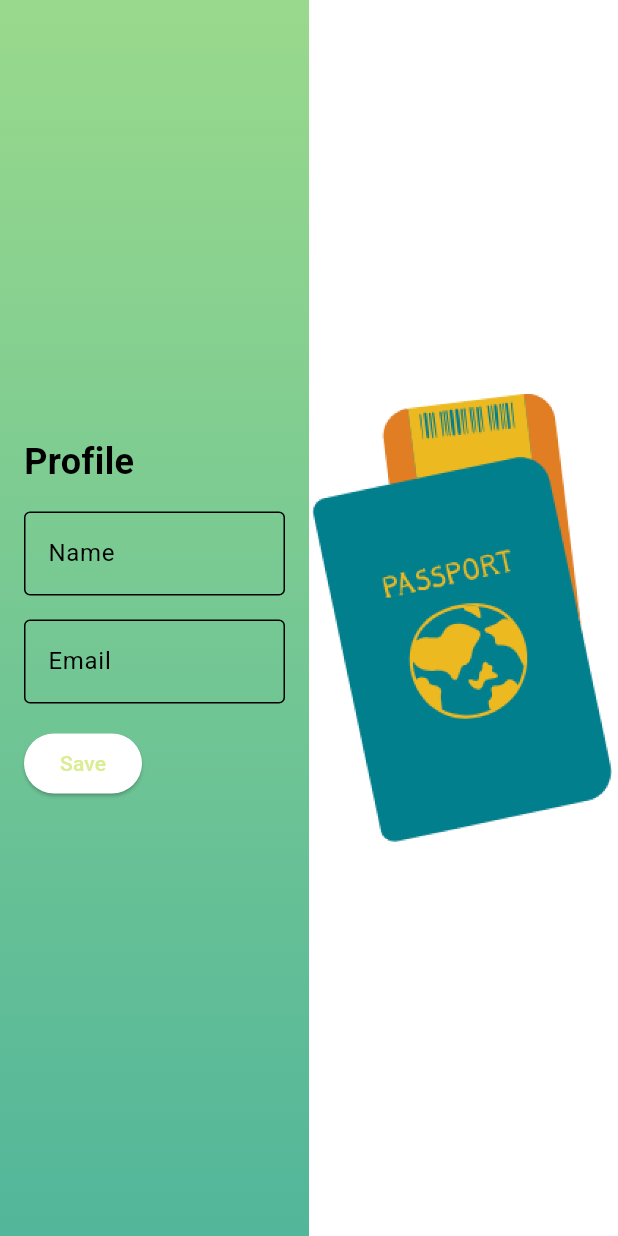
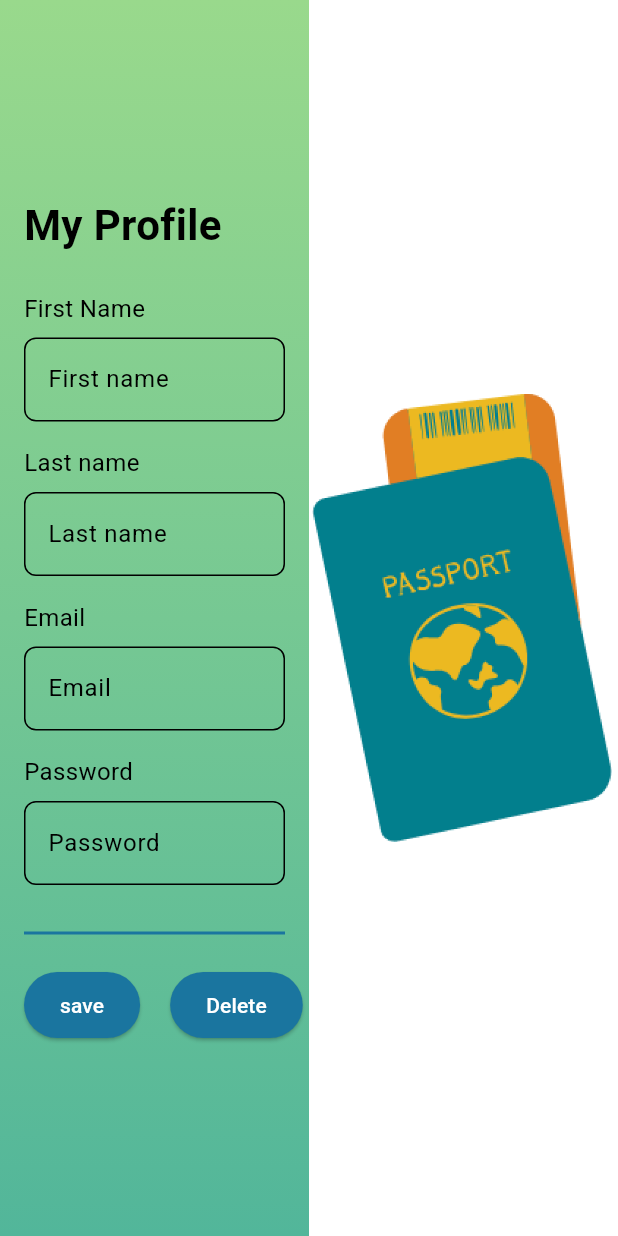
Before and after one commit to Trygvemb/Overstay, a Flutter app: the ProfilePage screen opened directly, on a phone screen of 412 x 824 dp. Run offline on Flutter 3.47's test engine with Material 3 defaults, Android fonts, the phone set to English and light mode, and no system bars.

Commit message:
profilr page update

```diff
--- a/lib/views/app/profile_page.dart
+++ b/lib/views/app/profile_page.dart
@@ -7,13 +7,19 @@ class ProfilePage extends StatefulWidget {
   State<ProfilePage> createState() => _ProfilePageState();
 }
 
+//controller til at håndtere tilstand og interaktioner i profilformularen
 class _ProfilePageState extends State<ProfilePage> {
+  final TextEditingController firstNameController = TextEditingController();
+  final TextEditingController lastNameController = TextEditingController();
+  final TextEditingController emailController = TextEditingController();
+  final TextEditingController passwordController = TextEditingController();
+
   @override
   Widget build(BuildContext context) {
     return Scaffold(
       body: Row(
         children: [
-          // venstre side
+          // venstre side gradient
           Expanded(
             flex: 1,
             child: Container(
@@ -51,32 +57,111 @@ class _ProfilePageState extends State<ProfilePage> {
         crossAxisAlignment: CrossAxisAlignment.start,
         children: [
           const Text(
-            'Profile',
-            style: TextStyle(fontSize: 24, fontWeight: FontWeight.bold),
-          ),
-          const SizedBox(height: 16),
-          TextField(
-            decoration: InputDecoration(
-              labelText: 'Name',
-              border: OutlineInputBorder(),
+            'My Profile',
+            style: TextStyle(
+              fontSize: 28,
+              fontWeight: FontWeight.bold,
+              color: Colors.black,
             ),
           ),
+          const SizedBox(height: 24),
+
+          //First name
+          Text(
+            'First Name',
+            style: TextStyle(fontSize: 16, color: Colors.black),
+          ),
+          const SizedBox(height: 8),
+          _buildTextField(firstNameController, 'First name'),
           const SizedBox(height: 16),
-          TextField(
-            decoration: InputDecoration(
-              labelText: 'Email',
-              border: OutlineInputBorder(),
-            ),
+
+          //Last name
+          const Text(
+            'Last name',
+            style: TextStyle(fontSize: 16, color: Colors.black),
           ),
+          const SizedBox(height: 8),
+          _buildTextField(lastNameController, 'Last name'),
           const SizedBox(height: 16),
-          ElevatedButton(
-            onPressed: () {
-              // Handle save action
-            },
-            child: const Text('Save'),
+
+          // Email
+          const Text(
+            'Email',
+            style: TextStyle(fontSize: 16, color: Colors.black),
+          ),
+          const SizedBox(height: 8),
+          _buildTextField(emailController, 'Email'),
+          const SizedBox(height: 16),
+
+          // Password
+          const Text(
+            'Password',
+            style: TextStyle(fontSize: 16, color: Colors.black),
+          ),
+          const SizedBox(height: 8),
+          _buildTextField(passwordController, 'Password', isPassword: true),
+          const SizedBox(height: 24),
+
+          //vandret streg
+          Divider(thickness: 2, color: const Color(0xFF1A759F)),
+          const SizedBox(height: 16),
+
+          // Row save og slet button
+          Row(
+            children: [
+              ElevatedButton(
+                onPressed: () {
+                  //handle save action
+                },
+                style: ElevatedButton.styleFrom(
+                  backgroundColor: const Color(0xFF1A759F),
+                  padding: const EdgeInsets.symmetric(
+                    horizontal: 24,
+                    vertical: 12,
+                  ),
+                ),
+                child: const Text(
+                  'save',
+                  style: TextStyle(color: Colors.white),
+                ),
+              ),
+              const SizedBox(width: 20),
+
+              ElevatedButton(
+                onPressed: () {
+                  //handle delete action
+                },
+                style: ElevatedButton.styleFrom(
+                  backgroundColor: const Color(0xFF1A759F),
+                  padding: const EdgeInsets.symmetric(
+                    horizontal: 24,
+                    vertical: 12,
+                  ),
+                ),
+                child: const Text(
+                  'Delete',
+                  style: TextStyle(color: Colors.white),
+                ),
+              ),
+            ],
           ),
         ],
       ),
     );
   }
+
+  Widget _buildTextField(
+    TextEditingController controller,
+    String hintText, {
+    bool isPassword = false,
+  }) {
+    return TextField(
+      controller: controller,
+      obscureText: isPassword,
+      decoration: InputDecoration(
+        hintText: hintText,
+        border: OutlineInputBorder(borderRadius: BorderRadius.circular(8)),
+      ),
+    );
+  }
 }
```
